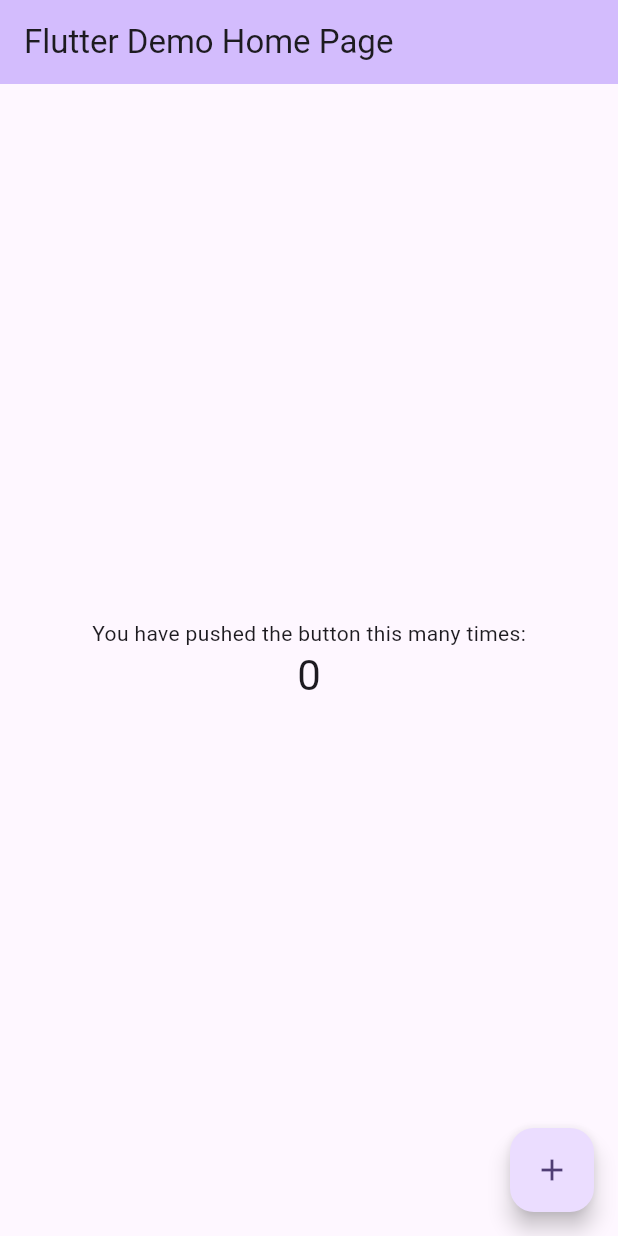
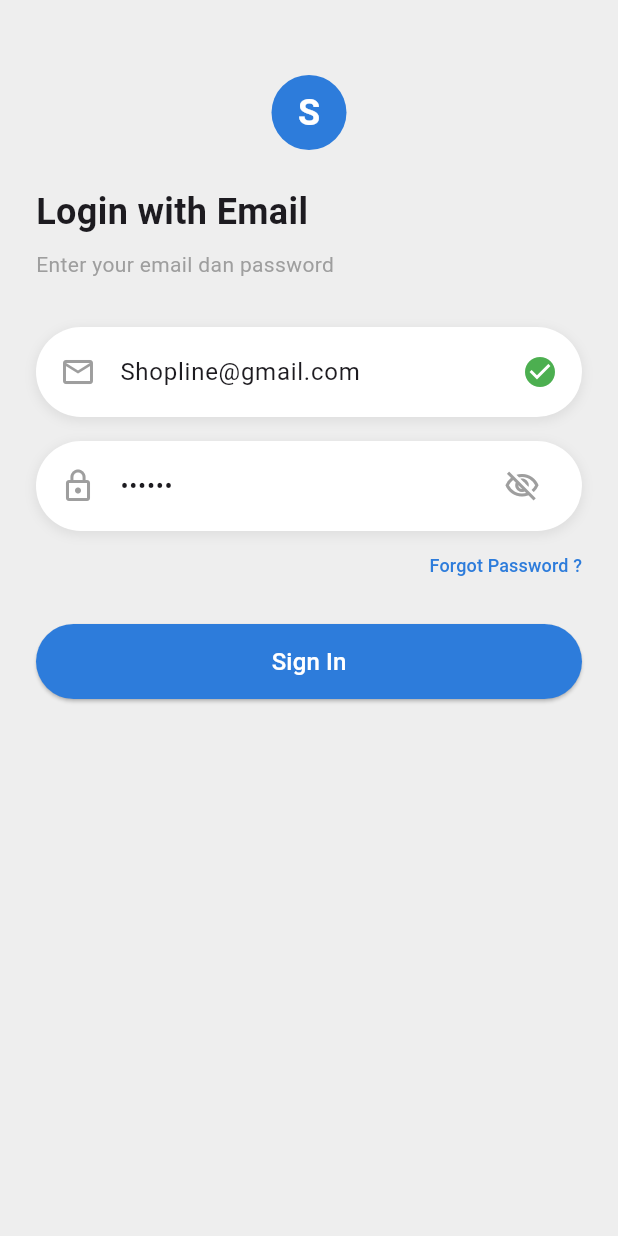
Before and after one commit to Latif098/flutter_mobile, a Flutter app: the screen it shows after launch, on a phone screen of 412 x 824 dp. Run offline on Flutter 3.47's test engine with Material 3 defaults, Android fonts, the phone set to English and light mode, and no system bars; our stand-ins replace flutter_secure_storage; accounts and stored records are empty.

Commit message:
menambahkan login

```diff
--- a/lib/main.dart
+++ b/lib/main.dart
@@ -1,4 +1,7 @@
 import 'package:flutter/material.dart';
+import 'package:tugasakhir_mobile/pages/home_page.dart';
+import 'package:tugasakhir_mobile/pages/login_page.dart';
+import 'package:tugasakhir_mobile/services/auth_service.dart';
 
 void main() {
   runApp(const MyApp());
@@ -7,116 +10,54 @@ void main() {
 class MyApp extends StatelessWidget {
   const MyApp({super.key});
 
-  // This widget is the root of your application.
   @override
   Widget build(BuildContext context) {
     return MaterialApp(
-      title: 'Flutter Demo',
+      title: 'Login App',
       theme: ThemeData(
-        // This is the theme of your application.
-        //
-        // TRY THIS: Try running your application with "flutter run". You'll see
-        // the application has a purple toolbar. Then, without quitting the app,
-        // try changing the seedColor in the colorScheme below to Colors.green
-        // and then invoke "hot reload" (save your changes or press the "hot
-        // reload" button in a Flutter-supported IDE, or press "r" if you used
-        // the command line to start the app).
-        //
-        // Notice that the counter didn't reset back to zero; the application
-        // state is not lost during the reload. To reset the state, use hot
-        // restart instead.
-        //
-        // This works for code too, not just values: Most code changes can be
-        // tested with just a hot reload.
         colorScheme: ColorScheme.fromSeed(seedColor: Colors.deepPurple),
       ),
-      home: const MyHomePage(title: 'Flutter Demo Home Page'),
+      home: const AuthChecker(),
     );
   }
 }
 
-class MyHomePage extends StatefulWidget {
-  const MyHomePage({super.key, required this.title});
-
-  // This widget is the home page of your application. It is stateful, meaning
-  // that it has a State object (defined below) that contains fields that affect
-  // how it looks.
-
-  // This class is the configuration for the state. It holds the values (in this
-  // case the title) provided by the parent (in this case the App widget) and
-  // used by the build method of the State. Fields in a Widget subclass are
-  // always marked "final".
-
-  final String title;
+class AuthChecker extends StatefulWidget {
+  const AuthChecker({super.key});
 
   @override
-  State<MyHomePage> createState() => _MyHomePageState();
+  State<AuthChecker> createState() => _AuthCheckerState();
 }
 
-class _MyHomePageState extends State<MyHomePage> {
-  int _counter = 0;
+class _AuthCheckerState extends State<AuthChecker> {
+  final AuthService _authService = AuthService();
+  bool _isLoading = true;
+  bool _isLoggedIn = false;
 
-  void _incrementCounter() {
+  @override
+  void initState() {
+    super.initState();
+    _checkLoginStatus();
+  }
+
+  Future<void> _checkLoginStatus() async {
+    final isLoggedIn = await _authService.isLoggedIn();
     setState(() {
-      // This call to setState tells the Flutter framework that something has
-      // changed in this State, which causes it to rerun the build method below
-      // so that the display can reflect the updated values. If we changed
-      // _counter without calling setState(), then the build method would not be
-      // called again, and so nothing would appear to happen.
-      _counter++;
+      _isLoggedIn = isLoggedIn;
+      _isLoading = false;
     });
   }
 
   @override
   Widget build(BuildContext context) {
-    // This method is rerun every time setState is called, for instance as done
-    // by the _incrementCounter method above.
-    //
-    // The Flutter framework has been optimized to make rerunning build methods
-    // fast, so that you can just rebuild anything that needs updating rather
-    // than having to individually change instances of widgets.
-    return Scaffold(
-      appBar: AppBar(
-        // TRY THIS: Try changing the color here to a specific color (to
-        // Colors.amber, perhaps?) and trigger a hot reload to see the AppBar
-        // change color while the other colors stay the same.
-        backgroundColor: Theme.of(context).colorScheme.inversePrimary,
-        // Here we take the value from the MyHomePage object that was created by
-        // the App.build method, and use it to set our appbar title.
-        title: Text(widget.title),
-      ),
-      body: Center(
-        // Center is a layout widget. It takes a single child and positions it
-        // in the middle of the parent.
-        child: Column(
-          // Column is also a layout widget. It takes a list of children and
-          // arranges them vertically. By default, it sizes itself to fit its
-          // children horizontally, and tries to be as tall as its parent.
-          //
-          // Column has various properties to control how it sizes itself and
-          // how it positions its children. Here we use mainAxisAlignment to
-          // center the children vertically; the main axis here is the vertical
-          // axis because Columns are vertical (the cross axis would be
-          // horizontal).
-          //
-          // TRY THIS: Invoke "debug painting" (choose the "Toggle Debug Paint"
-          // action in the IDE, or press "p" in the console), to see the
-          // wireframe for each widget.
-          mainAxisAlignment: MainAxisAlignment.center,
-          children: <Widget>[
-            const Text('You have pushed the button this many times:'),
-            Text(
-              '$_counter',
-              style: Theme.of(context).textTheme.headlineMedium,
-            ),
-          ],
-        ),
-      ),
-      floatingActionButton: FloatingActionButton(
-        onPressed: _incrementCounter,
-        tooltip: 'Increment',
-        child: const Icon(Icons.add),
-      ), // This trailing comma makes auto-formatting nicer for build methods.
-    );
+    if (_isLoading) {
+      return const Scaffold(body: Center(child: CircularProgressIndicator()));
+    }
+
+    if (_isLoggedIn) {
+      return const HomePage();
+    } else {
+      return const LoginPage();
+    }
   }
 }
--- /dev/null
+++ b/lib/models/user_model.dart
@@ -0,0 +1,39 @@
+class UserModel {
+  final int id;
+  final String name;
+  final String email;
+  final String? emailVerifiedAt;
+  final String createdAt;
+  final String updatedAt;
+
+  UserModel({
+    required this.id,
+    required this.name,
+    required this.email,
+    this.emailVerifiedAt,
+    required this.createdAt,
+    required this.updatedAt,
+  });
+
+  factory UserModel.fromJson(Map<String, dynamic> json) {
+    return UserModel(
+      id: json['id'],
+      name: json['name'],
+      email: json['email'],
+      emailVerifiedAt: json['email_verified_at'],
+      createdAt: json['created_at'],
+      updatedAt: json['updated_at'],
+    );
+  }
+
+  Map<String, dynamic> toJson() {
+    return {
+      'id': id,
+      'name': name,
+      'email': email,
+      'email_verified_at': emailVerifiedAt,
+      'created_at': createdAt,
+      'updated_at': updatedAt,
+    };
+  }
+}
--- /dev/null
+++ b/lib/pages/login_page.dart
@@ -0,0 +1,378 @@
+import 'package:flutter/material.dart';
+import 'package:tugasakhir_mobile/pages/home_page.dart';
+import 'package:tugasakhir_mobile/services/auth_service.dart';
+import 'dart:async';
+
+class LoginPage extends StatefulWidget {
+  const LoginPage({Key? key}) : super(key: key);
+
+  @override
+  State<LoginPage> createState() => _LoginPageState();
+}
+
+class _LoginPageState extends State<LoginPage>
+    with SingleTickerProviderStateMixin {
+  final _formKey = GlobalKey<FormState>();
+  final _emailController = TextEditingController(text: "Shopline@gmail.com");
+  final _passwordController = TextEditingController(text: "123456");
+  final AuthService _authService = AuthService();
+  bool _isLoading = false;
+  bool _isPasswordVisible = false;
+  bool _showSuccessPopup = false;
+  late AnimationController _animationController;
+  late Animation<Offset> _slideAnimation;
+
+  @override
+  void initState() {
+    super.initState();
+    _animationController = AnimationController(
+      vsync: this,
+      duration: const Duration(milliseconds: 400),
+    );
+    _slideAnimation = Tween<Offset>(
+      begin: const Offset(0, 1), // Starts from bottom
+      end: Offset.zero, // Ends at original position
+    ).animate(
+      CurvedAnimation(parent: _animationController, curve: Curves.easeOut),
+    );
+  }
+
+  @override
+  void dispose() {
+    _emailController.dispose();
+    _passwordController.dispose();
+    _animationController.dispose();
+    super.dispose();
+  }
+
+  Future<void> _login() async {
+    if (_formKey.currentState!.validate()) {
+      setState(() {
+        _isLoading = true;
+      });
+
+      try {
+        final result = await _authService.login(
+          _emailController.text,
+          _passwordController.text,
+        );
+
+        if (result['success']) {
+          // Show success popup
+          setState(() {
+            _isLoading = false;
+            _showSuccessPopup = true;
+          });
+          _animationController.forward();
+
+          // Wait before navigating
+          Timer(const Duration(seconds: 3), () {
+            if (!mounted) return;
+            Navigator.of(context).pushReplacement(
+              MaterialPageRoute(builder: (context) => const HomePage()),
+            );
+          });
+        } else {
+          if (!mounted) return;
+          setState(() {
+            _isLoading = false;
+          });
+          ScaffoldMessenger.of(context).showSnackBar(
+            SnackBar(content: Text(result['message'] ?? 'Login gagal')),
+          );
+        }
+      } catch (e) {
+        if (!mounted) return;
+        setState(() {
+          _isLoading = false;
+        });
+        ScaffoldMessenger.of(
+          context,
+        ).showSnackBar(SnackBar(content: Text('Error: ${e.toString()}')));
+      }
+    }
+  }
+
+  @override
+  Widget build(BuildContext context) {
+    return Scaffold(
+      backgroundColor: Colors.grey[200],
+      body: SafeArea(
+        child: Stack(
+          children: [
+            // Main login form
+            Padding(
+              padding: const EdgeInsets.symmetric(horizontal: 24.0),
+              child: Form(
+                key: _formKey,
+                child: Column(
+                  crossAxisAlignment: CrossAxisAlignment.start,
+                  children: [
+                    const SizedBox(height: 50),
+                    // Logo
+                    Center(
+                      child: Container(
+                        width: 50,
+                        height: 50,
+                        decoration: const BoxDecoration(
+                          color: Color(0xFF2D7CDB),
+                          shape: BoxShape.circle,
+                        ),
+                        child: const Center(
+                          child: Text(
+                            'S',
+                            style: TextStyle(
+                              fontSize: 24,
+                              fontWeight: FontWeight.bold,
+                              color: Colors.white,
+                            ),
+                          ),
+                        ),
+                      ),
+                    ),
+                    const SizedBox(height: 24),
+                    // Title
+                    const Text(
+                      'Login with Email',
+                      style: TextStyle(
+                        fontSize: 24,
+                        fontWeight: FontWeight.bold,
+                      ),
+                    ),
+                    const SizedBox(height: 8),
+                    const Text(
+                      'Enter your email dan password',
+                      style: TextStyle(fontSize: 14, color: Colors.grey),
+                    ),
+                    const SizedBox(height: 32),
+                    // Email field
+                    _buildInputField(
+                      controller: _emailController,
+                      hintText: 'Email',
+                      icon: Icons.email_outlined,
+                      isPassword: false,
+                      hasCheckmark: true,
+                    ),
+                    const SizedBox(height: 16),
+                    // Password field
+                    _buildInputField(
+                      controller: _passwordController,
+                      hintText: 'Password',
+                      icon: Icons.lock_outline,
+                      isPassword: true,
+                      hasCheckmark: false,
+                    ),
+                    const SizedBox(height: 8),
+                    // Forgot password
+                    Align(
+                      alignment: Alignment.centerRight,
+                      child: TextButton(
+                        onPressed: () {},
+                        style: TextButton.styleFrom(
+                          padding: EdgeInsets.zero,
+                          minimumSize: const Size(50, 30),
+                          tapTargetSize: MaterialTapTargetSize.shrinkWrap,
+                          foregroundColor: const Color(0xFF2D7CDB),
+                        ),
+                        child: const Text(
+                          'Forgot Password ?',
+                          style: TextStyle(fontSize: 12),
+                        ),
+                      ),
+                    ),
+                    const SizedBox(height: 24),
+                    // Sign in button
+                    SizedBox(
+                      width: double.infinity,
+                      height: 50,
+                      child: ElevatedButton(
+                        onPressed: _isLoading ? null : _login,
+                        style: ElevatedButton.styleFrom(
+                          backgroundColor: const Color(0xFF2D7CDB),
+                          foregroundColor: Colors.white,
+                          shape: RoundedRectangleBorder(
+                            borderRadius: BorderRadius.circular(25),
+                          ),
+                          disabledBackgroundColor: Colors.blue.withOpacity(0.6),
+                        ),
+                        child:
+                            _isLoading
+                                ? const SizedBox(
+                                  height: 24,
+                                  width: 24,
+                                  child: CircularProgressIndicator(
+                                    color: Colors.white,
+                                    strokeWidth: 2,
+                                  ),
+                                )
+                                : const Text(
+                                  'Sign In',
+                                  style: TextStyle(fontSize: 16),
+                                ),
+                      ),
+                    ),
+                  ],
+                ),
+              ),
+            ),
+
+            // Success popup
+            if (_showSuccessPopup)
+              Positioned(
+                left: 0,
+                right: 0,
+                bottom: 0,
+                child: SlideTransition(
+                  position: _slideAnimation,
+                  child: Container(
+                    width: double.infinity,
+                    padding: const EdgeInsets.all(24),
+                    margin: const EdgeInsets.all(16),
+                    decoration: BoxDecoration(
+                      color: Colors.white,
+                      borderRadius: BorderRadius.circular(16),
+                      boxShadow: [
+                        BoxShadow(
+                          color: Colors.black.withOpacity(0.1),
+                          blurRadius: 10,
+                          spreadRadius: 1,
+                        ),
+                      ],
+                    ),
+                    child: Column(
+                      mainAxisSize: MainAxisSize.min,
+                      children: [
+                        Container(
+                          width: 60,
+                          height: 60,
+                          decoration: BoxDecoration(
+                            shape: BoxShape.circle,
+                            border: Border.all(color: Colors.green, width: 2),
+                          ),
+                          child: const Icon(
+                            Icons.check,
+                            color: Colors.green,
+                            size: 40,
+                          ),
+                        ),
+                        const SizedBox(height: 16),
+                        const Text(
+                          'Login Successful!',
+                          style: TextStyle(
+                            fontSize: 20,
+                            fontWeight: FontWeight.bold,
+                          ),
+                        ),
+                        const SizedBox(height: 24),
+                        SizedBox(
+                          width: double.infinity,
+                          height: 50,
+                          child: ElevatedButton(
+                            onPressed: () {
+                              Navigator.of(context).pushReplacement(
+                                MaterialPageRoute(
+                                  builder: (context) => const HomePage(),
+                                ),
+                              );
+                            },
+                            style: ElevatedButton.styleFrom(
+                              backgroundColor: const Color(0xFF2D7CDB),
+                              foregroundColor: Colors.white,
+                              shape: RoundedRectangleBorder(
+                                borderRadius: BorderRadius.circular(25),
+                              ),
+                            ),
+                            child: const Text(
+                              'Done',
+                              style: TextStyle(fontSize: 16),
+                            ),
+                          ),
+                        ),
+                      ],
+                    ),
+                  ),
+                ),
+              ),
+          ],
+        ),
+      ),
+    );
+  }
+
+  Widget _buildInputField({
+    required TextEditingController controller,
+    required String hintText,
+    required IconData icon,
+    required bool isPassword,
+    required bool hasCheckmark,
+  }) {
+    return Container(
+      height: 60,
+      decoration: BoxDecoration(
+        color: Colors.white,
+        borderRadius: BorderRadius.circular(30),
+        boxShadow: [
+          BoxShadow(
+            color: Colors.grey.withOpacity(0.2),
+            spreadRadius: 1,
+            blurRadius: 5,
+            offset: const Offset(0, 2),
+          ),
+        ],
+      ),
+      child: Row(
+        children: [
+          Padding(
+            padding: const EdgeInsets.only(left: 16),
+            child: Icon(icon, color: Colors.grey),
+          ),
+          Expanded(
+            child: TextFormField(
+              controller: controller,
+              obscureText: isPassword && !_isPasswordVisible,
+              decoration: InputDecoration(
+                hintText: hintText,
+                border: InputBorder.none,
+                contentPadding: const EdgeInsets.symmetric(horizontal: 16),
+              ),
+              validator: (value) {
+                if (value == null || value.isEmpty) {
+                  return '$hintText tidak boleh kosong';
+                }
+                if (!isPassword &&
+                    !RegExp(
+                      r'^[\w-\.]+@([\w-]+\.)+[\w-]{2,4}$',
+                    ).hasMatch(value)) {
+                  return 'Email tidak valid';
+                }
+                return null;
+              },
+            ),
+          ),
+          Padding(
+            padding: const EdgeInsets.only(right: 16),
+            child:
+                isPassword
+                    ? IconButton(
+                      icon: Icon(
+                        _isPasswordVisible
+                            ? Icons.visibility_outlined
+                            : Icons.visibility_off_outlined,
+                        color: Colors.grey,
+                      ),
+                      onPressed: () {
+                        setState(() {
+                          _isPasswordVisible = !_isPasswordVisible;
+                        });
+                      },
+                      padding: EdgeInsets.zero,
+                    )
+                    : hasCheckmark
+                    ? const Icon(Icons.check_circle, color: Colors.green)
+                    : const SizedBox(width: 40),
+          ),
+        ],
+      ),
+    );
+  }
+}
--- /dev/null
+++ b/lib/utils/storage_helper.dart
@@ -0,0 +1,43 @@
+import 'package:flutter_secure_storage/flutter_secure_storage.dart';
+
+class StorageHelper {
+  static const FlutterSecureStorage _storage = FlutterSecureStorage();
+  static const String _tokenKey = 'auth_token';
+  static const String _userKey = 'user_data';
+
+  // Menyimpan token
+  static Future<void> saveToken(String token) async {
+    await _storage.write(key: _tokenKey, value: token);
+  }
+
+  // Mengambil token
+  static Future<String?> getToken() async {
+    return await _storage.read(key: _tokenKey);
+  }
+
+  // Menghapus token (untuk logout)
+  static Future<void> deleteToken() async {
+    await _storage.delete(key: _tokenKey);
+  }
+
+  // Menyimpan data user (sebagai JSON string)
+  static Future<void> saveUser(String userJson) async {
+    await _storage.write(key: _userKey, value: userJson);
+  }
+
+  // Mengambil data user
+  static Future<String?> getUser() async {
+    return await _storage.read(key: _userKey);
+  }
+
+  // Menghapus data user
+  static Future<void> deleteUser() async {
+    await _storage.delete(key: _userKey);
+  }
+
+  // Cek apakah user sudah login
+  static Future<bool> isLoggedIn() async {
+    final token = await getToken();
+    return token != null && token.isNotEmpty;
+  }
+}
--- a/pubspec.yaml
+++ b/pubspec.yaml
@@ -2,7 +2,7 @@ name: tugasakhir_mobile
 description: "A new Flutter project."
 # The following line prevents the package from being accidentally published to
 # pub.dev using `flutter pub publish`. This is preferred for private packages.
-publish_to: 'none' # Remove this line if you wish to publish to pub.dev
+publish_to: "none" # Remove this line if you wish to publish to pub.dev
 
 # The following defines the version and build number for your application.
 # A version number is three numbers separated by dots, like 1.2.43
@@ -34,6 +34,8 @@ dependencies:
   # The following adds the Cupertino Icons font to your application.
   # Use with the CupertinoIcons class for iOS style icons.
   cupertino_icons: ^1.0.8
+  http: ^1.2.1
+  flutter_secure_storage: ^9.0.0
 
 dev_dependencies:
   flutter_test:
@@ -51,7 +53,6 @@ dev_dependencies:
 
 # The following section is specific to Flutter packages.
 flutter:
-
   # The following line ensures that the Material Icons font is
   # included with your application, so that you can use the icons in
   # the material Icons class.
```
Also changed, not shown: lib/pages/home_page.dart (added, +111 -0 lines), lib/services/auth_service.dart (added, +51 -0 lines), pubspec.lock, 5 other files.
